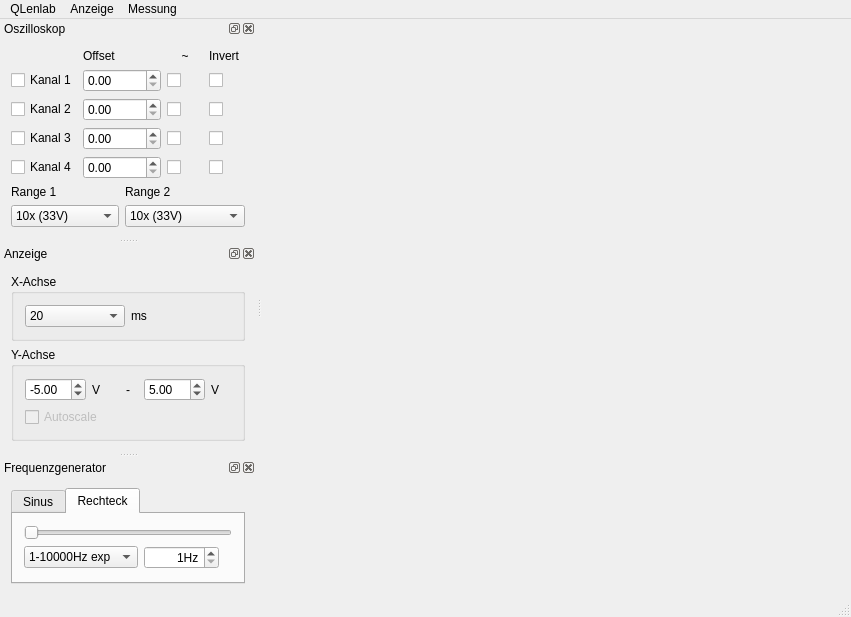
First picture: the form in qlenlab.ui, repository flesniak/qlenlab, before the edit.
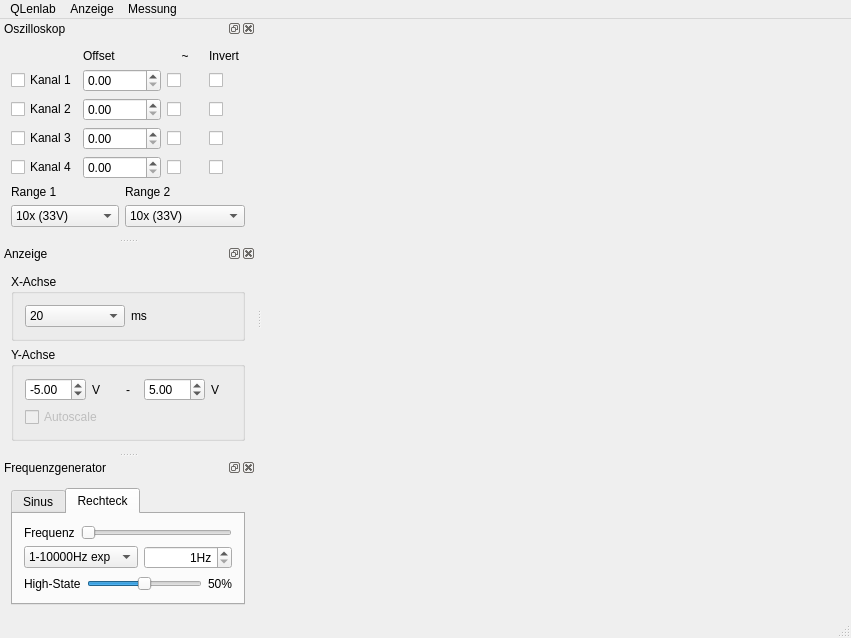
Second picture: the form after the edit. The open tabs and pages were chosen to show the change.

What changed in the file:
```diff
--- a/qlenlab.ui
+++ b/qlenlab.ui
@@ -447,13 +447,22 @@
      <item>
       <widget class="QTabWidget" name="tabWidget_generator">
        <property name="currentIndex">
-        <number>0</number>
+        <number>1</number>
        </property>
        <widget class="QWidget" name="tab_generator_sinus">
         <attribute name="title">
          <string>Sinus</string>
         </attribute>
-        <layout class="QVBoxLayout" name="verticalLayout_4">
+        <layout class="QVBoxLayout" name="verticalLayout_3">
+         <item>
+          <layout class="QHBoxLayout" name="horizontalLayout_5">
+           <item>
+            <widget class="QLabel" name="labe_sinus_freq">
+             <property name="text">
+              <string>Frequenz</string>
+             </property>
+            </widget>
+           </item>
          <item>
           <widget class="QSlider" name="slider_sinus">
            <property name="minimum">
@@ -470,6 +479,8 @@
            </property>
           </widget>
          </item>
+          </layout>
+         </item>
          <item>
           <layout class="QHBoxLayout" name="horizontalLayout_4">
            <item>
@@ -533,7 +544,16 @@
         <attribute name="title">
          <string>Rechteck</string>
         </attribute>
-        <layout class="QVBoxLayout" name="verticalLayout_3">
+        <layout class="QVBoxLayout" name="verticalLayout_4">
+         <item>
+          <layout class="QHBoxLayout" name="horizontalLayout_6">
+           <item>
+            <widget class="QLabel" name="labe_square_freq_2">
+             <property name="text">
+              <string>Frequenz</string>
+             </property>
+            </widget>
+           </item>
          <item>
           <widget class="QSlider" name="slider_square">
            <property name="minimum">
@@ -556,6 +576,8 @@
            </property>
           </widget>
          </item>
+          </layout>
+         </item>
          <item>
           <layout class="QHBoxLayout" name="horizontalLayout_3">
            <item>
@@ -598,18 +620,39 @@
              </property>
             </widget>
            </item>
+          </layout>
+         </item>
            <item>
-            <spacer name="horizontalSpacer_2">
+          <layout class="QHBoxLayout" name="horizontalLayout_7">
+           <item>
+            <widget class="QLabel" name="labe_square_ratio_dummy">
+             <property name="text">
+              <string>High-State</string>
+             </property>
+            </widget>
+           </item>
+           <item>
+            <widget class="QSlider" name="slider_square_ratio">
+             <property name="minimum">
+              <number>1</number>
+             </property>
+             <property name="value">
+              <number>50</number>
+             </property>
              <property name="orientation">
               <enum>Qt::Horizontal</enum>
              </property>
-             <property name="sizeHint" stdset="0">
-              <size>
-               <width>13</width>
-               <height>20</height>
-              </size>
+             <property name="tickPosition">
+              <enum>QSlider::NoTicks</enum>
              </property>
-            </spacer>
+            </widget>
+           </item>
+           <item>
+            <widget class="QLabel" name="label_square_ratio">
+             <property name="text">
+              <string>50%</string>
+             </property>
+            </widget>
            </item>
           </layout>
          </item>
@@ -639,6 +682,9 @@
    </property>
   </action>
   <action name="action_start">
+   <property name="enabled">
+    <bool>false</bool>
+   </property>
    <property name="text">
     <string>Starten</string>
    </property>
```
Lines whose indentation alone changed are shown as unchanged.
